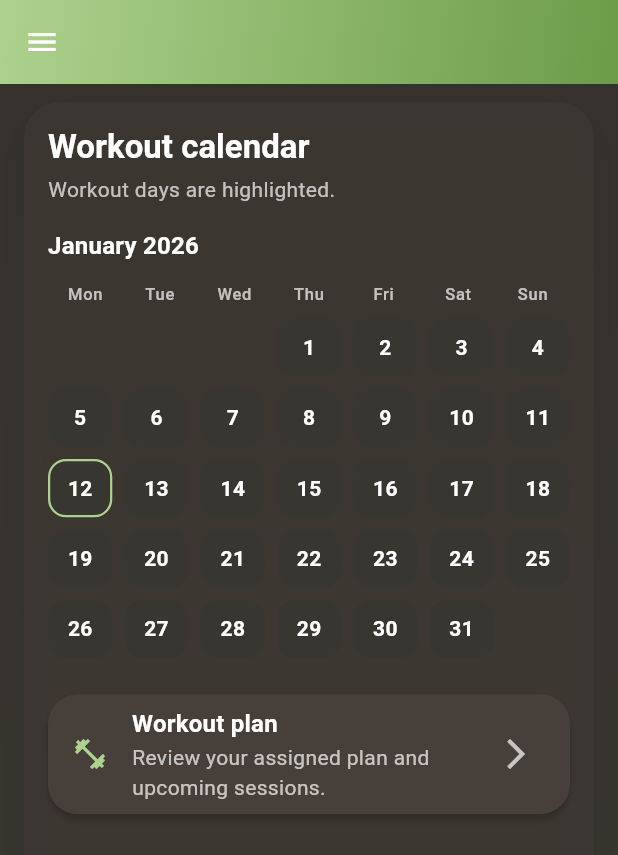
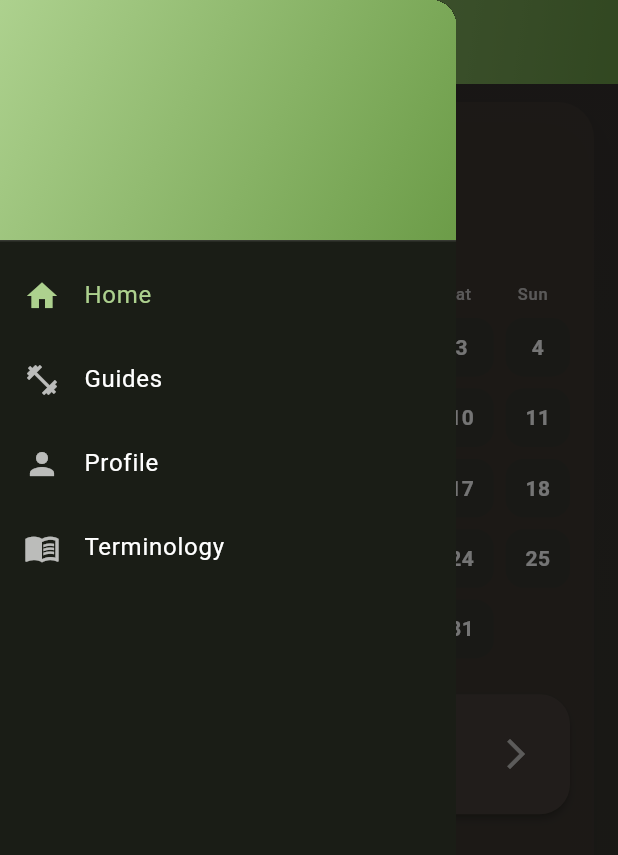
Before and after one commit to igodip/calisthenics-app, a Flutter app: the HomePage screen opened directly with empty values, with the side drawer open (before the commit the screen has no drawer), on a phone screen of 412 x 824 dp. Shown: the top 855 px of the screen. Run offline on Flutter 3.47's test engine with Material 3 defaults, Android fonts, the phone set to English and light mode, and no system bars; our stand-ins replace app_links, shared_preferences, supabase_flutter; accounts and stored records are empty.

Commit message:
Replace popup menu with scaffold drawer

```diff
--- a/lib/pages/main.dart
+++ b/lib/pages/main.dart
@@ -87,32 +87,6 @@ class _HomePageState extends State<HomePage> {
       appBar: AppBar(
         centerTitle: false,
         elevation: 0,
-        leading: PopupMenuButton<int>(
-          icon: const Icon(Icons.menu),
-          onSelected: (index) {
-            setState(() {
-              selectedIndex = index;
-            });
-          },
-          itemBuilder: (context) => [
-            PopupMenuItem<int>(
-              value: 2,
-              child: Text(l10n.navProfile),
-            ),
-            PopupMenuItem<int>(
-              value: 0,
-              child: Text(l10n.navHome),
-            ),
-            PopupMenuItem<int>(
-              value: 1,
-              child: Text(l10n.navGuides),
-            ),
-            PopupMenuItem<int>(
-              value: 3,
-              child: Text(l10n.navTerminology),
-            ),
-          ],
-        ),
         title: Text(
           widget.title,
           style: theme.textTheme.titleLarge?.copyWith(
@@ -128,6 +102,79 @@ class _HomePageState extends State<HomePage> {
               begin: Alignment.topLeft,
               end: Alignment.bottomRight,
             ),
+          ),
+        ),
+      ),
+      drawer: Drawer(
+        child: SafeArea(
+          child: ListView(
+            padding: EdgeInsets.zero,
+            children: [
+              DrawerHeader(
+                decoration: BoxDecoration(
+                  gradient: LinearGradient(
+                    colors: [colorScheme.primary, colorScheme.secondary],
+                    begin: Alignment.topLeft,
+                    end: Alignment.bottomRight,
+                  ),
+                ),
+                child: Align(
+                  alignment: Alignment.bottomLeft,
+                  child: Text(
+                    widget.title,
+                    style: theme.textTheme.titleLarge?.copyWith(
+                      color: colorScheme.onPrimary,
+                      fontWeight: FontWeight.w700,
+                      letterSpacing: 0.8,
+                    ),
+                  ),
+                ),
+              ),
+              ListTile(
+                leading: const Icon(Icons.home),
+                title: Text(l10n.navHome),
+                selected: selectedIndex == 0,
+                onTap: () {
+                  setState(() {
+                    selectedIndex = 0;
+                  });
+                  Navigator.pop(context);
+                },
+              ),
+              ListTile(
+                leading: const Icon(Icons.fitness_center),
+                title: Text(l10n.navGuides),
+                selected: selectedIndex == 1,
+                onTap: () {
+                  setState(() {
+                    selectedIndex = 1;
+                  });
+                  Navigator.pop(context);
+                },
+              ),
+              ListTile(
+                leading: const Icon(Icons.person),
+                title: Text(l10n.navProfile),
+                selected: selectedIndex == 2,
+                onTap: () {
+                  setState(() {
+                    selectedIndex = 2;
+                  });
+                  Navigator.pop(context);
+                },
+              ),
+              ListTile(
+                leading: const Icon(Icons.menu_book),
+                title: Text(l10n.navTerminology),
+                selected: selectedIndex == 3,
+                onTap: () {
+                  setState(() {
+                    selectedIndex = 3;
+                  });
+                  Navigator.pop(context);
+                },
+              ),
+            ],
           ),
         ),
       ),
```
